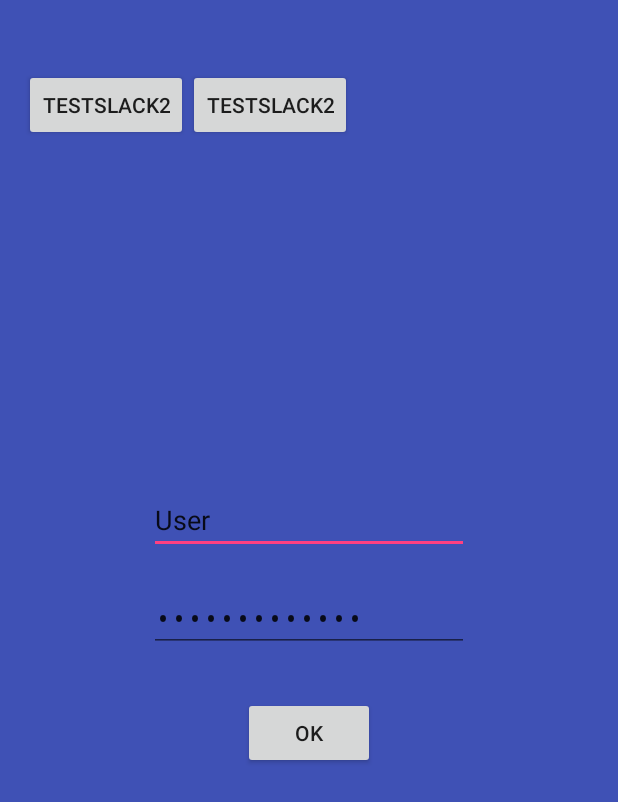
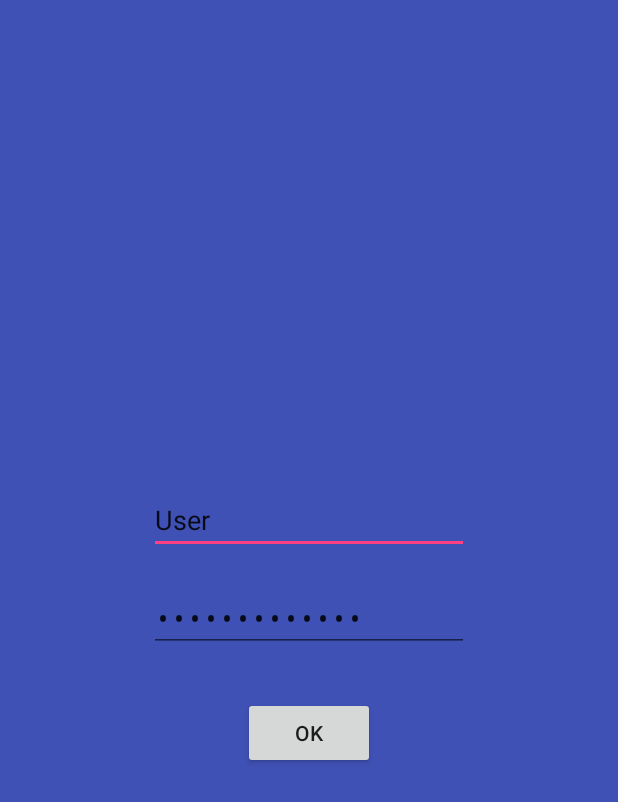
Before and after one commit to nadiamas/Raconte-Moi, an Android app: the screen it shows after launch (MainActivity), on a phone screen of 412 x 824 dp. Shown: the top 802 px of the screen. Run offline under Robolectric (Android 15) with nearby library versions, the phone set to English and light mode, and no system bars.

Commit message:
edit main interface

```diff
--- a/app/src/main/java/com/example/benzait27/raconte_moi/MainActivity.java
+++ b/app/src/main/java/com/example/benzait27/raconte_moi/MainActivity.java
@@ -15,9 +15,7 @@ public class MainActivity extends Activity {
     protected void onCreate(Bundle savedInstanceState) {
         super.onCreate(savedInstanceState);
         setContentView(R.layout.activity_main);
-
         Button ok = (Button) findViewById(R.id.ok);
-
         ok.setOnClickListener(new View.OnClickListener() {
             @Override
             public void onClick(View view) {
@@ -32,7 +30,7 @@ public class MainActivity extends Activity {
                 {
                     Toast.makeText(getApplicationContext(), "failure authentication",Toast.LENGTH_SHORT).show();
                 }
-                // Do what you want here...
+
             }
         });
 
--- a/app/src/main/res/layout/activity_main.xml
+++ b/app/src/main/res/layout/activity_main.xml
@@ -47,23 +47,6 @@
         android:layout_height="match_parent"
         android:orientation="horizontal">
 
-        <Button
-        android:text="TestSlack2"
-        android:layout_width="wrap_content"
-        android:layout_height="wrap_content"
-        android:id="@+id/test"
-        android:layout_below="@+id/psw"
-        android:layout_centerHorizontal="true"
-        android:layout_marginTop="30dp" />
-
-        <Button
-            android:text="TestSlack2"
-            android:layout_width="wrap_content"
-            android:layout_height="wrap_content"
-            android:id="@+id/test2"
-            android:layout_below="@+id/psw"
-            android:layout_centerHorizontal="true"
-            android:layout_marginTop="30dp" />
     </LinearLayout>
 
 </RelativeLayout>
```
